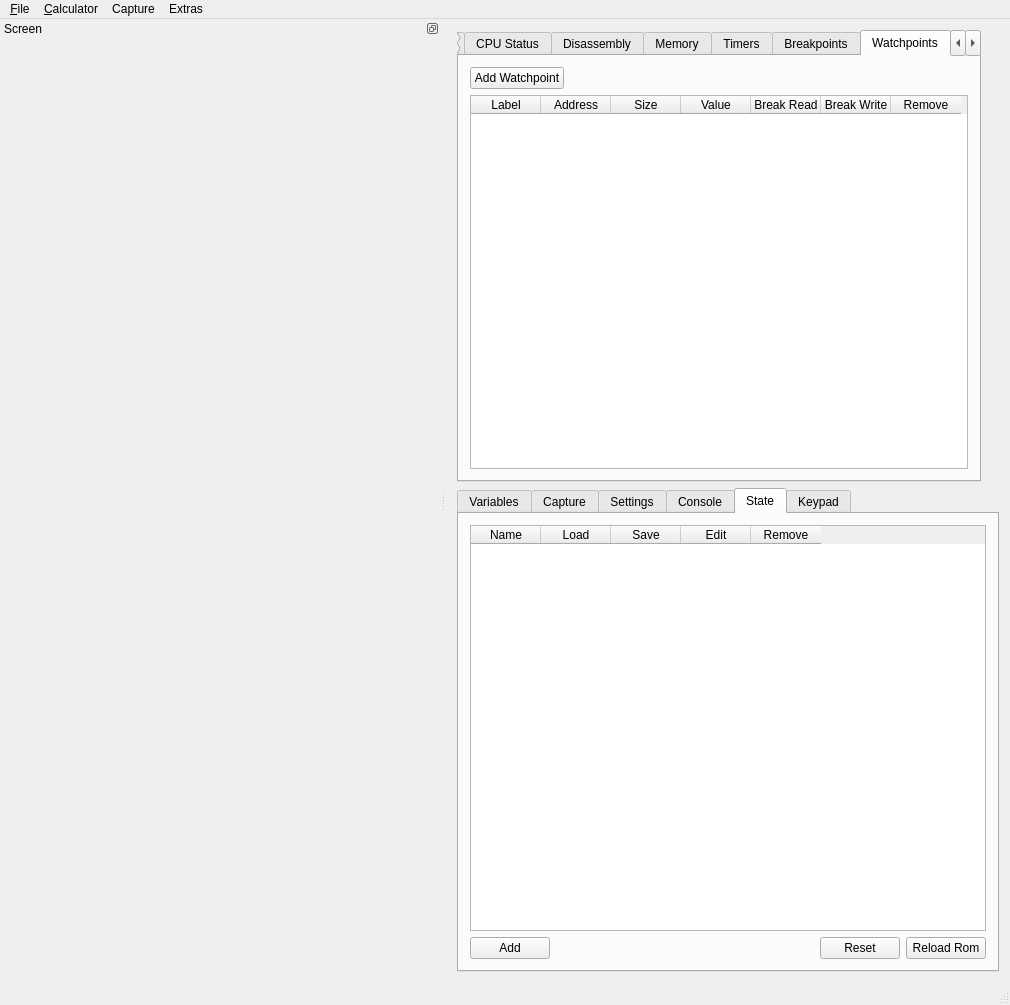
First picture: the form in gui/qt/mainwindow.ui, repository CE-Programming/CEmu, before the edit.
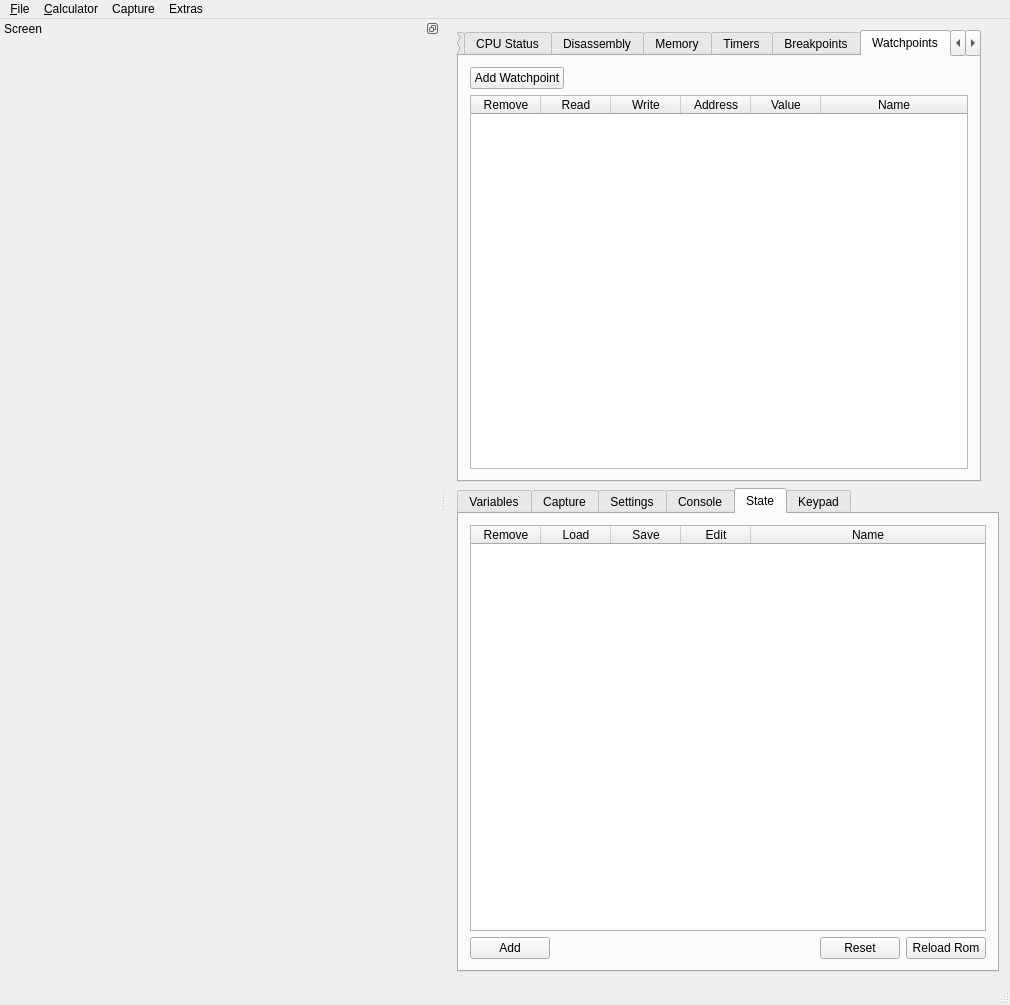
Second picture: the form after the edit. The open tabs and pages were chosen to show the change. Icons and pictures are not drawn. Custom widgets are drawn as their Qt base class.

Commit message: overhaul break/watch/port

```diff
--- a/gui/qt/mainwindow.ui
+++ b/gui/qt/mainwindow.ui
@@ -4324,14 +4324,20 @@
         </item>
         <item>
          <widget class="QTableWidget" name="watchpoints">
-          <property name="focusPolicy">
-           <enum>Qt::NoFocus</enum>
+          <property name="enabled">
+           <bool>true</bool>
           </property>
-          <property name="horizontalScrollBarPolicy">
-           <enum>Qt::ScrollBarAsNeeded</enum>
+          <property name="sizePolicy">
+           <sizepolicy hsizetype="Expanding" vsizetype="Expanding">
+            <horstretch>0</horstretch>
+            <verstretch>0</verstretch>
+           </sizepolicy>
           </property>
-          <property name="sizeAdjustPolicy">
-           <enum>QAbstractScrollArea::AdjustIgnored</enum>
+          <property name="minimumSize">
+           <size>
+            <width>0</width>
+            <height>0</height>
+           </size>
           </property>
           <property name="autoScroll">
            <bool>false</bool>
@@ -4355,22 +4361,19 @@
            <enum>QAbstractItemView::SelectRows</enum>
           </property>
           <property name="textElideMode">
-           <enum>Qt::ElideLeft</enum>
+           <enum>Qt::ElideRight</enum>
+          </property>
+          <property name="verticalScrollMode">
+           <enum>QAbstractItemView::ScrollPerPixel</enum>
           </property>
           <property name="horizontalScrollMode">
            <enum>QAbstractItemView::ScrollPerPixel</enum>
           </property>
-          <property name="gridStyle">
-           <enum>Qt::SolidLine</enum>
-          </property>
           <property name="sortingEnabled">
            <bool>false</bool>
           </property>
-          <property name="wordWrap">
-           <bool>false</bool>
-          </property>
           <property name="cornerButtonEnabled">
-           <bool>false</bool>
+           <bool>true</bool>
           </property>
           <attribute name="horizontalHeaderCascadingSectionResizes">
            <bool>false</bool>
@@ -4382,13 +4385,13 @@
            <bool>false</bool>
           </attribute>
           <attribute name="horizontalHeaderMinimumSectionSize">
-           <number>10</number>
+           <number>50</number>
           </attribute>
           <attribute name="horizontalHeaderShowSortIndicator" stdset="0">
            <bool>false</bool>
           </attribute>
           <attribute name="horizontalHeaderStretchLastSection">
-           <bool>false</bool>
+           <bool>true</bool>
           </attribute>
           <attribute name="verticalHeaderVisible">
            <bool>false</bool>
@@ -4397,14 +4400,24 @@
            <bool>false</bool>
           </attribute>
           <attribute name="verticalHeaderDefaultSectionSize">
-           <number>23</number>
+           <number>21</number>
           </attribute>
-          <attribute name="verticalHeaderHighlightSections">
+          <attribute name="verticalHeaderShowSortIndicator" stdset="0">
            <bool>false</bool>
           </attribute>
           <column>
            <property name="text">
-            <string>Label</string>
+            <string>Remove</string>
+           </property>
+          </column>
+          <column>
+           <property name="text">
+            <string>Read</string>
+           </property>
+          </column>
+          <column>
+           <property name="text">
+            <string>Write</string>
            </property>
           </column>
           <column>
@@ -4412,11 +4425,6 @@
             <string>Address</string>
            </property>
           </column>
-          <column>
-           <property name="text">
-            <string>Size</string>
-           </property>
-          </column>
           <column>
            <property name="text">
             <string>Value</string>
@@ -4424,17 +4432,7 @@
           </column>
           <column>
            <property name="text">
-            <string>Break Read</string>
-           </property>
-          </column>
-          <column>
-           <property name="text">
-            <string>Break Write</string>
-           </property>
-          </column>
-          <column>
-           <property name="text">
-            <string>Remove</string>
+            <string>Name</string>
            </property>
           </column>
          </widget>
@@ -9185,10 +9183,10 @@
            <number>50</number>
           </attribute>
           <attribute name="horizontalHeaderShowSortIndicator" stdset="0">
-           <bool>false</bool>
+           <bool>true</bool>
           </attribute>
           <attribute name="horizontalHeaderStretchLastSection">
-           <bool>false</bool>
+           <bool>true</bool>
           </attribute>
           <attribute name="verticalHeaderVisible">
            <bool>false</bool>
@@ -9201,7 +9199,7 @@
           </attribute>
           <column>
            <property name="text">
-            <string>Name</string>
+            <string>Remove</string>
            </property>
           </column>
           <column>
@@ -9221,7 +9219,7 @@
           </column>
           <column>
            <property name="text">
-            <string>Remove</string>
+            <string>Name</string>
            </property>
           </column>
          </widget>
```
Left out of the diff: 266 changed lines with no effect on the pictures. The commit also changes 7 other files.
